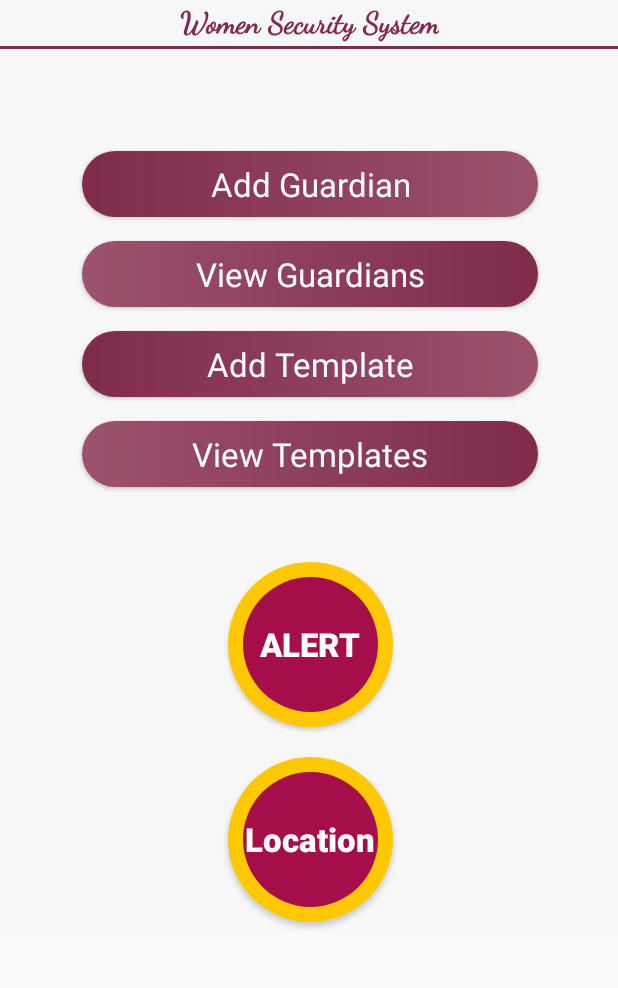
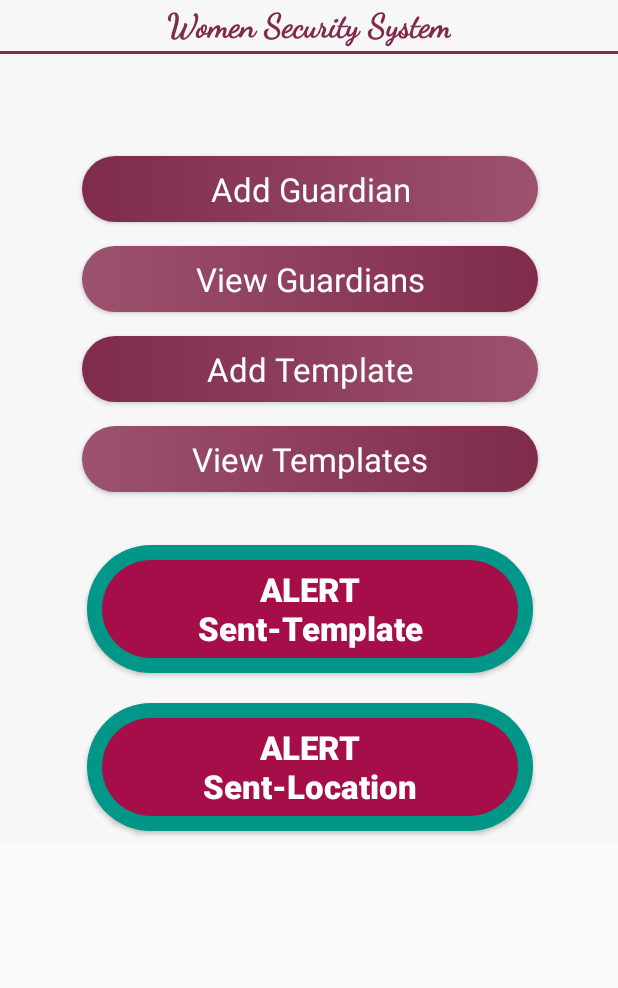
Before and after one commit to A-ASAD/Women-Security-Safety-System, an Android app: the home screen opened directly, with no data from a screen before it, on a phone screen of 412 x 824 dp, the part 135-1123 px from its top. Run offline under Robolectric (Android 15) with nearby library versions, the phone set to English and light mode, and no system bars; Roboto replaces fonts that are not available here.

Commit message:
//Fix UI..Alert Buttons

```diff
--- a/app/src/main/res/drawable/alert.xml
+++ b/app/src/main/res/drawable/alert.xml
@@ -1,9 +1,10 @@
 <?xml version="1.0" encoding="utf-8"?>
 <ripple xmlns:android="http://schemas.android.com/apk/res/android" android:color="#E38EAF">
     <item>
-        <shape android:shape="oval">
+        <shape android:shape="rectangle">
             <solid android:color="#A60E49"/>
             <size android:width="90dp" android:height="90dp"/>
+            <corners android:radius="50dp"/>
         </shape>
     </item>
 </ripple>
--- a/app/src/main/res/drawable/border_alert.xml
+++ b/app/src/main/res/drawable/border_alert.xml
@@ -1,8 +1,9 @@
 <?xml version="1.0" encoding="utf-8"?>
 <layer-list xmlns:android="http://schemas.android.com/apk/res/android">
     <item>
-    <shape android:shape="oval">
-        <solid android:color="#ffc800"/>
+    <shape android:shape="rectangle">
+        <solid android:color="#009688"/>
+        <corners android:radius="50dp"/>
     </shape>
 </item>
     <item android:drawable="@drawable/alert" android:left="10dp"
--- a/app/src/main/res/layout/activity_add_guardian.xml
+++ b/app/src/main/res/layout/activity_add_guardian.xml
@@ -29,7 +29,7 @@
         android:fontFamily="@font/dancing_script"
         android:text="Women Security System"
         android:textColor="@color/colorPrimary"
-        android:textSize="20sp"
+        android:textSize="22sp"
         android:textStyle="bold"
         app:layout_constraintEnd_toEndOf="parent"
         app:layout_constraintStart_toStartOf="parent"
--- a/app/src/main/res/layout/activity_add_template.xml
+++ b/app/src/main/res/layout/activity_add_template.xml
@@ -25,7 +25,7 @@
         android:fontFamily="@font/dancing_script"
         android:text="Women Security System"
         android:textColor="@color/colorPrimary"
-        android:textSize="20sp"
+        android:textSize="22sp"
         android:textStyle="bold"
         app:layout_constraintEnd_toEndOf="parent"
         app:layout_constraintStart_toStartOf="parent"
--- a/app/src/main/res/layout/activity_home.xml
+++ b/app/src/main/res/layout/activity_home.xml
@@ -40,7 +40,7 @@
             android:fontFamily="@font/dancing_script"
             android:text="Women Security System"
             android:textColor="@color/colorPrimary"
-            android:textSize="20sp"
+            android:textSize="22sp"
             android:textStyle="bold"
             app:layout_constraintEnd_toEndOf="parent"
             app:layout_constraintStart_toStartOf="parent"
@@ -113,13 +113,13 @@
 
         <Button
             android:id="@+id/alert_btn"
-            android:layout_width="wrap_content"
-            android:layout_height="wrap_content"
-            android:layout_marginTop="50dp"
+            android:layout_width="297dp"
+            android:layout_height="85dp"
+            android:layout_marginTop="35dp"
             android:background="@drawable/border_alert"
             android:elevation="20dp"
             android:fontFamily="sans-serif-medium"
-            android:text="ALERT"
+            android:text="ALERT\nSent-Template"
             android:textAllCaps="false"
             android:textColor="#FFFFFF"
             android:textSize="22sp"
@@ -128,24 +128,25 @@
             app:layout_constraintHorizontal_bias="0.504"
             app:layout_constraintStart_toStartOf="parent"
             app:layout_constraintTop_toBottomOf="@+id/button6" />
+
         <Button
             android:id="@+id/alert_btn1"
-            android:layout_width="wrap_content"
-            android:layout_height="wrap_content"
+            android:layout_width="297dp"
+            android:layout_height="85dp"
             android:layout_marginTop="20dp"
             android:layout_marginBottom="8dp"
             android:background="@drawable/border_alert"
             android:elevation="20dp"
             android:fontFamily="sans-serif-medium"
-            android:text="Location"
+            android:text="ALERT\nSent-Location"
             android:textAllCaps="false"
             android:textColor="#FFFFFF"
             android:textSize="22sp"
             android:textStyle="bold"
             app:layout_constraintBottom_toBottomOf="parent"
-            app:layout_constraintEnd_toEndOf="parent"
+            app:layout_constraintEnd_toEndOf="@+id/alert_btn"
             app:layout_constraintHorizontal_bias="0.504"
-            app:layout_constraintStart_toStartOf="parent"
+            app:layout_constraintStart_toStartOf="@+id/alert_btn"
             app:layout_constraintTop_toBottomOf="@+id/alert_btn" />
 
 
--- a/app/src/main/res/layout/activity_select_template.xml
+++ b/app/src/main/res/layout/activity_select_template.xml
@@ -35,7 +35,7 @@
         android:fontFamily="@font/dancing_script"
         android:text="Women Security System"
         android:textColor="@color/colorPrimary"
-        android:textSize="20sp"
+        android:textSize="22sp"
         android:textStyle="bold"
         app:layout_constraintEnd_toEndOf="parent"
         app:layout_constraintStart_toStartOf="parent"
--- a/app/src/main/res/layout/activity_view_guardian.xml
+++ b/app/src/main/res/layout/activity_view_guardian.xml
@@ -25,7 +25,7 @@
         android:fontFamily="@font/dancing_script"
         android:text="Women Security System"
         android:textColor="@color/colorPrimary"
-        android:textSize="20sp"
+        android:textSize="22sp"
         android:textStyle="bold"
         app:layout_constraintEnd_toEndOf="parent"
         app:layout_constraintStart_toStartOf="parent"
--- a/app/src/main/res/layout/activity_view_templates.xml
+++ b/app/src/main/res/layout/activity_view_templates.xml
@@ -24,7 +24,7 @@
         android:fontFamily="@font/dancing_script"
         android:text="Women Security System"
         android:textColor="@color/colorPrimary"
-        android:textSize="20sp"
+        android:textSize="22sp"
         android:textStyle="bold"
         app:layout_constraintEnd_toEndOf="parent"
         app:layout_constraintStart_toStartOf="parent"
```
